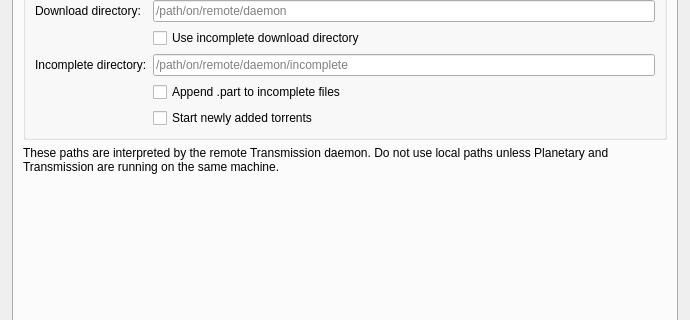
Above: sessionsettingsdialog.ui from mveinot/transmission-control before the change; both pictures show x 0 to 690 and y 96 to 416 of the 690 by 565 pixel window. Below: the same form after it.
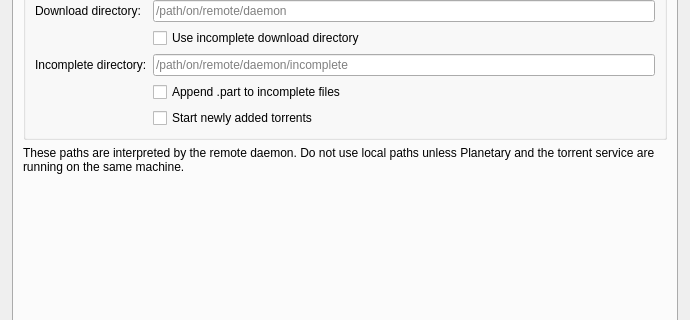
That is the form after the change. The open tabs and pages were chosen to show the change.

```diff
--- a/sessionsettingsdialog.ui
+++ b/sessionsettingsdialog.ui
@@ -632,7 +632,7 @@
        <item>
         <widget class="QLabel" name="labelRemotePathWarning">
          <property name="text">
-          <string>These paths are interpreted by the remote Transmission daemon. Do not use local paths unless Planetary and Transmission are running on the same machine.</string>
+          <string>These paths are interpreted by the remote daemon. Do not use local paths unless Planetary and the torrent service are running on the same machine.</string>
          </property>
          <property name="wordWrap">
           <bool>true</bool>
```
